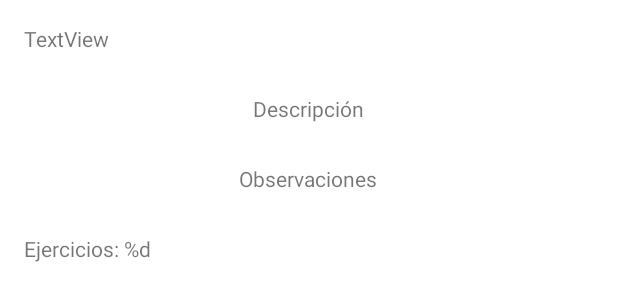
After one commit to ReturDev/GymLog, an Android app: the layout dialog_log_details.xml on its own in the app's theme, with its tools: preview values and no code run, on a phone screen of 412 x 824 dp. The commit adds this screen. Shown: the top 301 px of the screen. Run offline under Robolectric (Android 15) with nearby library versions, the phone set to English and light mode, and no system bars.

Commit message:
Detalles log

```diff
--- a/app/src/main/java/com/sergio/gymlog/data/model/training/TrainingLog.kt
+++ b/app/src/main/java/com/sergio/gymlog/data/model/training/TrainingLog.kt
@@ -5,6 +5,5 @@ import com.google.firebase.Timestamp
 data class TrainingLog(
     val id : String = "",
     val date : Timestamp? = null,
-    val trainingId : String = "",
-    val trainingName : String = ""
+    val training : TrainingOfTrainingLog? = null
 )
--- a/app/src/main/java/com/sergio/gymlog/data/model/training/TrainingOfTrainingLog.kt
+++ b/app/src/main/java/com/sergio/gymlog/data/model/training/TrainingOfTrainingLog.kt
@@ -1,6 +1,6 @@
 package com.sergio.gymlog.data.model.training
 
 data class TrainingOfTrainingLog(
-    private val training: Training,
-    private val remarks : String
+    val training: Training? = null,
+    val remarks : String = ""
 )
--- a/app/src/main/java/com/sergio/gymlog/data/remote/firestore/CloudFirestore.kt
+++ b/app/src/main/java/com/sergio/gymlog/data/remote/firestore/CloudFirestore.kt
@@ -7,6 +7,7 @@ import com.sergio.gymlog.data.model.exercise.Exercises
 import com.sergio.gymlog.data.model.remote.firestore.ReferencedExercises
 import com.sergio.gymlog.data.model.remote.firestore.TrainingCloud
 import com.sergio.gymlog.data.model.training.Training
+import com.sergio.gymlog.data.model.training.TrainingLog
 import com.sergio.gymlog.data.model.user.UserInfo
 
 interface CloudFirestore {
@@ -40,4 +41,6 @@ interface CloudFirestore {
     )
 
     suspend fun getTrainingLogs(userID: String): QuerySnapshot?
+    suspend fun generateTrainingLogId(userID: String): String
+    suspend fun createTrainingLog(userID: String, log: TrainingLog)
 }
--- a/app/src/main/java/com/sergio/gymlog/ui/main/home/HomeFragment.kt
+++ b/app/src/main/java/com/sergio/gymlog/ui/main/home/HomeFragment.kt
@@ -11,6 +11,7 @@ import androidx.lifecycle.Lifecycle
 import androidx.lifecycle.lifecycleScope
 import androidx.lifecycle.repeatOnLifecycle
 import androidx.recyclerview.widget.LinearLayoutManager
+import com.sergio.gymlog.data.model.training.TrainingOfTrainingLog
 import com.sergio.gymlog.data.model.user.UserInfo
 import com.sergio.gymlog.databinding.FragmentHomeBinding
 import com.sergio.gymlog.ui.main.home.logsaver.LogSaverDialog
@@ -117,7 +118,9 @@ class HomeFragment : Fragment(), DailyTrainingSelectionListener, SaveLogInterfac
         homeViewModel.setDailyTraining()
     }
 
-    override fun saveLog() {
+    override fun saveLog(trainingOfTrainingLog: TrainingOfTrainingLog) {
+
+        homeViewModel.complete(trainingOfTrainingLog)
 
     }
 
--- a/app/src/main/java/com/sergio/gymlog/ui/main/home/logsaver/SaveLogInterface.kt
+++ b/app/src/main/java/com/sergio/gymlog/ui/main/home/logsaver/SaveLogInterface.kt
@@ -1,7 +1,9 @@
 package com.sergio.gymlog.ui.main.home.logsaver
+
+import com.sergio.gymlog.data.model.training.TrainingOfTrainingLog
 
 interface SaveLogInterface {
 
-    fun saveLog()
+    fun saveLog(trainingOfTrainingLog: TrainingOfTrainingLog)
 
 }
--- a/app/src/main/java/com/sergio/gymlog/ui/main/record/RecordFragment.kt
+++ b/app/src/main/java/com/sergio/gymlog/ui/main/record/RecordFragment.kt
@@ -17,8 +17,10 @@ import androidx.lifecycle.repeatOnLifecycle
 import androidx.recyclerview.widget.LinearLayoutManager
 import com.google.firebase.Timestamp
 import com.sergio.gymlog.R
+import com.sergio.gymlog.databinding.DialogLogDetailsBinding
 import com.sergio.gymlog.databinding.FragmentRecordBinding
 import com.sergio.gymlog.ui.main.record.adapter.RecordAdapter
+import com.sergio.gymlog.ui.main.record.log.LogDetailsDialog
 import dagger.hilt.android.AndroidEntryPoint
 import kotlinx.coroutines.flow.collect
 import kotlinx.coroutines.launch
@@ -136,7 +138,7 @@ class RecordFragment : Fragment() {
     }
 
     private fun onClickTrainingLog(position : Int){
-
+        LogDetailsDialog(adapter.trainingLogs[position]).show(parentFragmentManager, "log_details_dialog")
     }
 
     private fun setCalendarConfig(){
--- /dev/null
+++ b/app/src/main/res/layout/dialog_log_details.xml
@@ -0,0 +1,66 @@
+<?xml version="1.0" encoding="utf-8"?>
+<ScrollView xmlns:android="http://schemas.android.com/apk/res/android"
+    xmlns:app="http://schemas.android.com/apk/res-auto"
+    xmlns:tools="http://schemas.android.com/tools"
+    android:id="@+id/logDetailsDialogScroll"
+    android:layout_width="match_parent"
+    android:layout_height="match_parent"
+    android:padding="@dimen/vertical_margin"
+    tools:context=".ui.main.record.log.LogDetailsDialog">
+
+    <LinearLayout
+        android:id="@+id/logDetailsDialogRoot"
+        android:layout_width="match_parent"
+        android:layout_height="wrap_content"
+        android:gravity="center"
+        android:orientation="vertical">
+
+        <TextView
+            android:id="@+id/tvLogDetailsDialogTitle"
+            android:layout_width="match_parent"
+            android:layout_height="wrap_content"
+            android:text="TextView" />
+
+        <TextView
+            android:id="@+id/tvLogDetailsDialogTrainingName"
+            android:layout_width="wrap_content"
+            android:layout_height="wrap_content" />
+
+        <TextView
+            android:id="@+id/tvLogDetailsDiaglogTrainingDescLabel"
+            android:layout_width="wrap_content"
+            android:layout_height="wrap_content"
+            android:layout_marginTop="@dimen/vertical_min_margin"
+            android:text="@string/description_hint" />
+
+        <TextView
+            android:id="@+id/tvLogDetailsDialogTrainingDesc"
+            android:layout_width="match_parent"
+            android:layout_height="wrap_content" />
+
+        <TextView
+            android:id="@+id/tvLogDetailsDialogTrainingRemarksLabel"
+            android:layout_width="wrap_content"
+            android:layout_height="wrap_content"
+            android:layout_marginTop="@dimen/vertical_min_margin"
+            android:text="@string/remarks" />
+
+        <TextView
+            android:id="@+id/tvLogDetailsDialogTrainingRemarks"
+            android:layout_width="match_parent"
+            android:layout_height="wrap_content" />
+
+        <TextView
+            android:id="@+id/tvLogDetailsDialogExercisesNumber"
+            android:layout_width="match_parent"
+            android:layout_height="wrap_content"
+            android:layout_marginTop="@dimen/vertical_min_margin"
+            android:text="@string/number_of_exercises" />
+
+        <androidx.recyclerview.widget.RecyclerView
+            android:id="@+id/rvLogDetailsDialogExercises"
+            android:layout_width="match_parent"
+            android:layout_height="match_parent" />
+
+    </LinearLayout>
+</ScrollView>
```
Also changed, not shown: app/src/main/java/com/sergio/gymlog/data/remote/firestore/CloudFirestoreService.kt (+16 -3 lines), app/src/main/java/com/sergio/gymlog/data/repository/user/RecordRepository.kt (+8 -0 lines), app/src/main/java/com/sergio/gymlog/domain/record/CreateTrainingLogUseCase.kt (+24 -1 lines), app/src/main/java/com/sergio/gymlog/ui/main/home/HomeViewModel.kt (+6 -7 lines), app/src/main/java/com/sergio/gymlog/ui/main/home/logsaver/LogSaverDialog.kt (+8 -5 lines), app/src/main/java/com/sergio/gymlog/ui/main/record/adapter/RecordAdapter.kt (+5 -2 lines), app/src/main/java/com/sergio/gymlog/ui/main/record/log/LogDetailsDialog.kt (added, +82 -0 lines).
